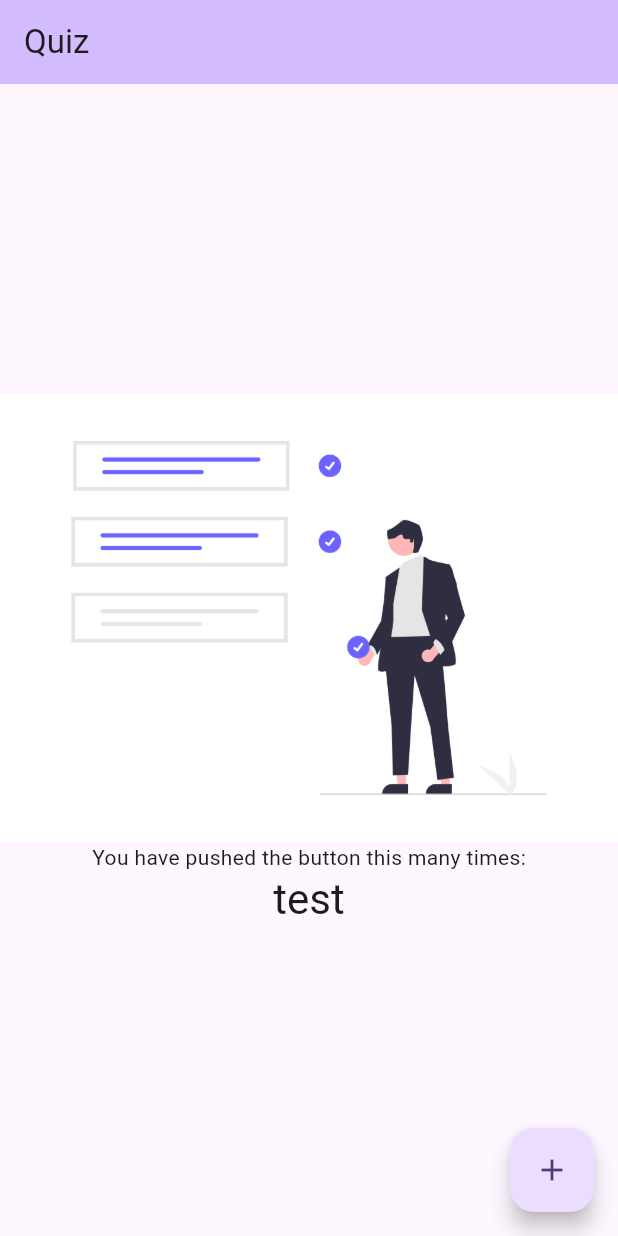
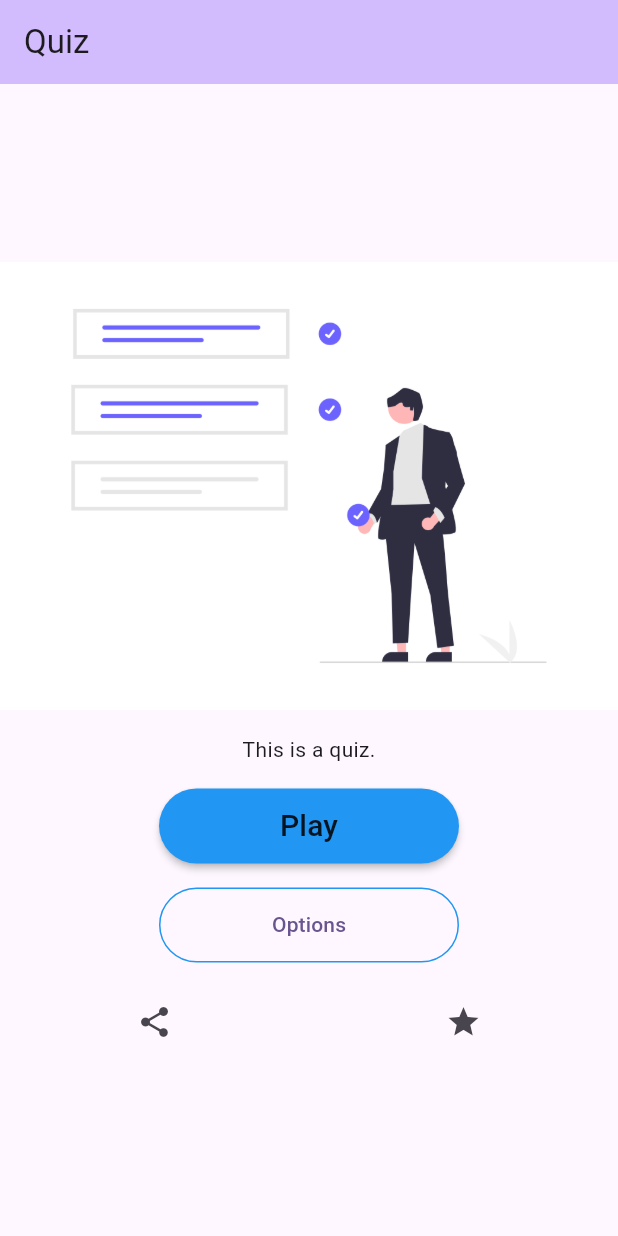
Before and after one commit to ekhiw/quis_kebangsaan, a Flutter app: the screen it shows after launch, on a phone screen of 412 x 824 dp. Run offline on Flutter 3.47's test engine with Material 2 defaults, Android fonts, the phone set to English and light mode, and no system bars; our stand-ins replace bloc, equatable, firebase_core, firebase_database, flutter_bloc, get_it; accounts and stored records are empty.

Commit message:
change layout

```diff
--- a/lib/src/data/repository/main_repository.dart
+++ b/lib/src/data/repository/main_repository.dart
@@ -1,4 +1,5 @@
 
+import 'package:quis_kebangsaan/src/domain/entities/Topic.dart';
 import 'package:quis_kebangsaan/src/domain/repository/base_repository.dart';
 import 'package:quis_kebangsaan/src/data/datasources/firebase_rt_datasource.dart';
 
@@ -11,7 +12,7 @@ class MainRepository extends BaseRepository {
     });
 
     @override
-    Future<List<Object>> getAllTopics() async {
+    Future<List<Topic>> getAllTopics() async {
         // handle data source here
         print('GET DATA');
         return firebaseDataSource.getAllTopics();
--- a/lib/src/domain/repository/base_repository.dart
+++ b/lib/src/domain/repository/base_repository.dart
@@ -1,4 +1,6 @@
+
+import 'package:quis_kebangsaan/src/domain/entities/Topic.dart';
 
 abstract class BaseRepository {
-    Future<List<Object>> getAllTopics();
+    Future<List<Topic>> getAllTopics();
 }
--- a/lib/src/domain/usecases/get_all_topics.dart
+++ b/lib/src/domain/usecases/get_all_topics.dart
@@ -1,4 +1,5 @@
 
+import 'package:quis_kebangsaan/src/domain/entities/Topic.dart';
 import 'package:quis_kebangsaan/src/domain/repository/base_repository.dart';
 
 class GetAllTopics {
@@ -6,7 +7,7 @@ class GetAllTopics {
 
   GetAllTopics(this.repository);
 
-  Future<List<Object>> execute() {
+  Future<List<Topic>> execute() {
     return repository.getAllTopics();
   }
 }
--- a/lib/src/presentation/bloc/dashboard/dashboard_bloc.dart
+++ b/lib/src/presentation/bloc/dashboard/dashboard_bloc.dart
@@ -6,14 +6,15 @@ import 'package:quis_kebangsaan/src/domain/usecases/get_all_topics.dart';
 
 class DashboardBloc extends Bloc<DashboardEvent, DashboardState> {
   final GetAllTopics getAllTopics;
-  DashboardBloc(this.getAllTopics) : super(DashboardState().init()) {
-    on<InitDashboardEvent>(_init);
-  }
-
-  // FutureOr<void> _getAllTopics(
-
-
-  void _init(InitDashboardEvent event, Emitter<DashboardState> emit) async {
-    emit(state.clone());
+  DashboardBloc(this.getAllTopics) : super(DashboardEmpty()) {
+    on<InitDashboardEvent>((event, emit) async {
+      emit(DashboardLoading());
+      final result = await getAllTopics.execute();
+      if(result.isEmpty) {
+        emit(DashboardEmpty());
+      } else {
+        emit(DashboardLoaded(result));
+      }
+    });
   }
 }
--- a/lib/src/presentation/bloc/dashboard/dashboard_state.dart
+++ b/lib/src/presentation/bloc/dashboard/dashboard_state.dart
@@ -1,9 +1,24 @@
-class DashboardState {
-  DashboardState init() {
-    return DashboardState();
-  }
+import 'package:equatable/equatable.dart';
+import 'package:quis_kebangsaan/src/domain/entities/Topic.dart';
 
-  DashboardState clone() {
-    return DashboardState();
-  }
+abstract class DashboardState extends Equatable {
+  const DashboardState();
+
+  @override
+  List<Topic> get props => [];
 }
+
+class DashboardEmpty extends DashboardState {}
+
+class DashboardError extends DashboardState {}
+
+class DashboardLoading extends DashboardState {}
+
+class DashboardLoaded extends DashboardState {
+  final List<Topic> topics;
+
+  const DashboardLoaded(this.topics);
+
+  @override
+  List<Topic> get props => topics;
+}
--- a/lib/src/presentation/screen/main_screen.dart
+++ b/lib/src/presentation/screen/main_screen.dart
@@ -29,11 +29,10 @@ class _MainPageState extends State<MainScreen> {
     return BlocProvider(
       create: (context) => locator<DashboardBloc>()..add(InitDashboardEvent()),
       child: Builder(builder: (context) => _buildPage(context)),
-  );
+    );
   }
 
   Widget _buildPage(BuildContext context) {
-    final bloc = BlocProvider.of<DashboardBloc>(context);
     return Scaffold(
       appBar: AppBar(
         backgroundColor: Theme.of(context).colorScheme.inversePrimary,
@@ -42,25 +41,46 @@ class _MainPageState extends State<MainScreen> {
       body: Center(
         child: Column(
           mainAxisAlignment: MainAxisAlignment.center,
-          children: <Widget>[
-            const Image(image: AssetImage("assets/images/image1.png")),
-            const Text(
-              'You have pushed the button this many times:',
+          children: [
+            Image.asset('assets/images/image1.png'),
+            SizedBox(height: 16),
+            Text('This is a quiz.'),
+            SizedBox(height: 16),
+            MaterialButton(
+              onPressed: () {},
+              child: Text('Play',
+                style: TextStyle(fontSize: 20),),
+              minWidth: 200,
+              height : 50,
+              shape: RoundedRectangleBorder(borderRadius: BorderRadius.circular(25)),
+              color: Colors.blue,
             ),
-            Text(
-              'test',
-              style: Theme.of(context).textTheme.headlineMedium,
+            SizedBox(height: 16),
+            OutlinedButton(
+              onPressed: () {},
+              child: Text('Options'),
+              style: OutlinedButton.styleFrom(
+                  side: BorderSide(color: Colors.blue),
+                  backgroundColor: Colors.transparent,
+                  minimumSize: Size(200, 50)
+              ),
+            ),
+            SizedBox(height: 16),
+            Row(
+              mainAxisAlignment: MainAxisAlignment.spaceAround,
+              children: [
+                IconButton(
+                  onPressed: () {},
+                  icon: Icon(Icons.share),
+                ),
+                IconButton(
+                  onPressed: () {},
+                  icon: Icon(Icons.star),
+                ),
+              ],
             ),
           ],
         ),
-      ),
-      floatingActionButton: FloatingActionButton(
-        onPressed: () {
-          bloc.getAllTopics.execute();
-
-        },
-        tooltip: 'Increment',
-        child: const Icon(Icons.add),
       ),
     );
   }
```
Also changed, not shown: lib/src/data/datasources/firebase_rt_datasource.dart (+6 -6 lines).
